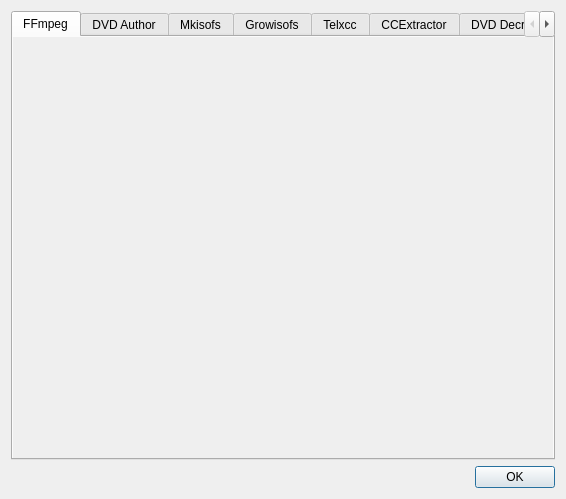
Above: src/QtlMovie/QtlMovieAboutMediaTools.ui from qtlmovie/qtlmovie before the change. Below: the same form after it.
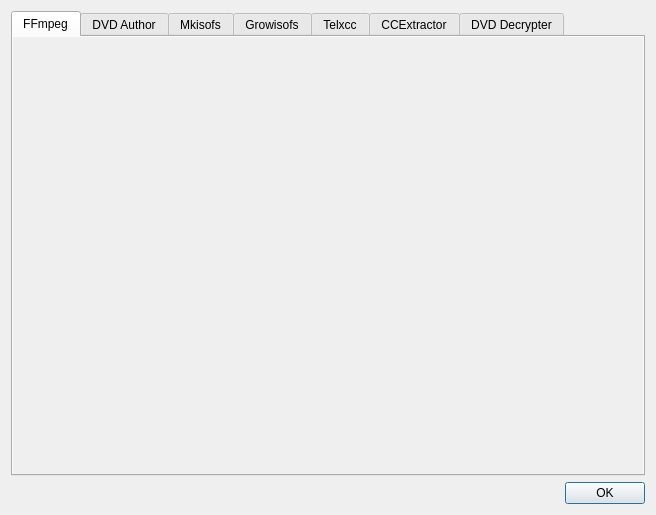
That is the form after the change. Icons and pictures are not drawn. Custom widgets are drawn as their Qt base class.

Commit message: Increase some window sizes for better appearance on Mac

Patch:
```diff
--- a/src/QtlMovie/QtlMovieAboutMediaTools.ui
+++ b/src/QtlMovie/QtlMovieAboutMediaTools.ui
@@ -6,8 +6,8 @@
    <rect>
     <x>0</x>
     <y>0</y>
-    <width>566</width>
-    <height>499</height>
+    <width>656</width>
+    <height>515</height>
    </rect>
   </property>
   <property name="windowTitle">
@@ -59,8 +59,8 @@
            <rect>
             <x>0</x>
             <y>0</y>
-            <width>542</width>
-            <height>426</height>
+            <width>626</width>
+            <height>434</height>
            </rect>
           </property>
           <layout class="QGridLayout" name="layoutFFmpeg">
```
Left out of the diff: 24 changed lines with no effect on the pictures. The commit also changes 2 other files.
